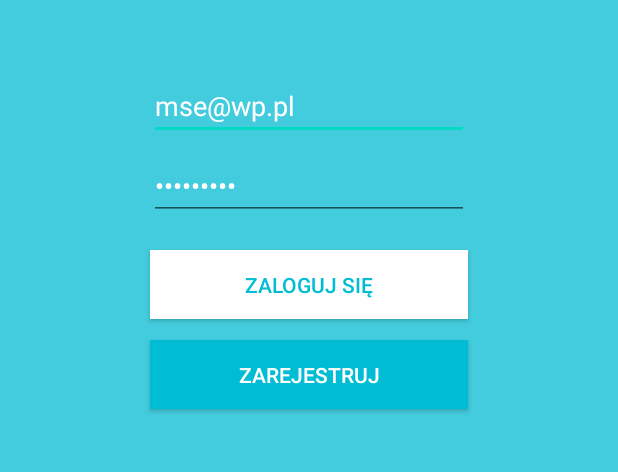
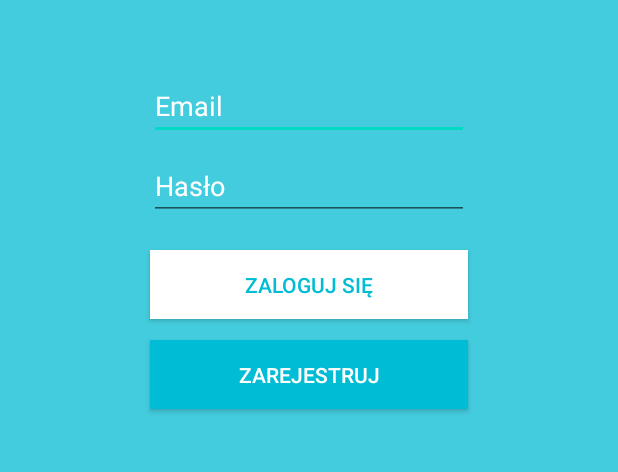
Before and after one commit to marcinserafin5/BookShapp, an Android app: the screen it shows after launch (MainActivity), on a phone screen of 412 x 824 dp, the part 360-832 px from its top. Run offline under Robolectric (Android 15) with nearby library versions, the phone set to English and light mode, and no system bars; our stand-ins replace Firebase (no records; nobody signed in at launch, a user with empty details on screens opened directly).

Commit message:
Update content_main.xml

```diff
--- a/app/src/main/res/layout/content_main.xml
+++ b/app/src/main/res/layout/content_main.xml
@@ -55,7 +55,7 @@
         android:ems="10"
         android:hint="Email"
         android:inputType="textPersonName"
-        android:text="mse@wp.pl"
+        android:text=""
         android:textColor="#FFFFFF"
         android:textColorHighlight="#FFFFFF"
         android:textColorHint="#FFFFFF"
@@ -74,7 +74,7 @@
         android:ems="10"
         android:hint="Hasło"
         android:inputType="textPassword"
-        android:text="Haslo123!"
+        android:text=""
         android:textColor="#FFFFFF"
         android:textColorHighlight="#FFFFFF"
         android:textColorHint="#FFFFFF"
```
